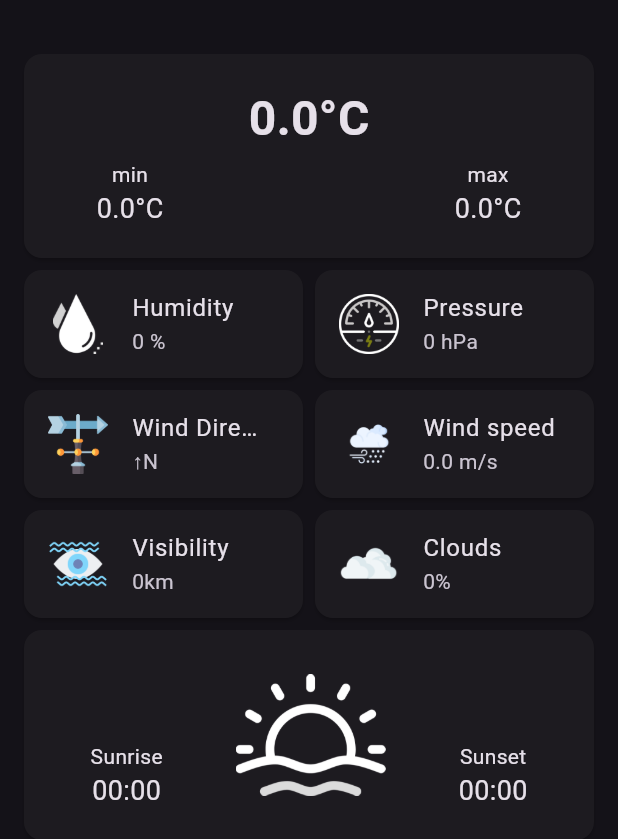
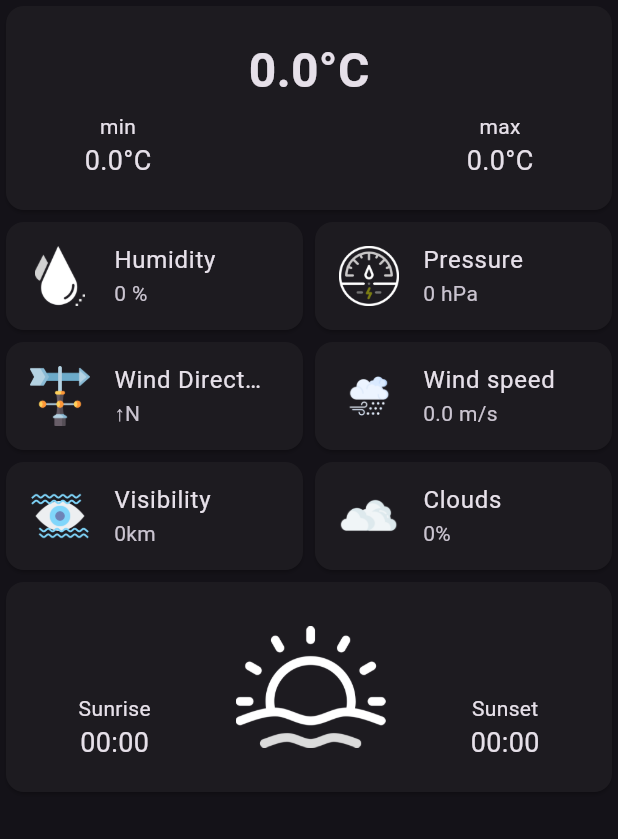
Before and after one commit to thisisprabhat/mausam, a Flutter app: the CurrentWeatherDetails widget shown alone on an empty page, opened directly with empty values, on a phone screen of 412 x 824 dp. Shown: the top 839 px of the screen. Run offline on Flutter 3.47's test engine with Material 2 defaults, Android fonts, the phone set to English and light mode, and no system bars; our stand-ins replace bloc, cloud_firestore, dio, firebase_auth, firebase_core, flutter_bloc and 4 more; accounts and stored records are empty.

Commit message:
forecast screen logic and ui implemented

```diff
--- a/lib/data/repositories/weather_repository/weather_repo.dart
+++ b/lib/data/repositories/weather_repository/weather_repo.dart
@@ -57,7 +57,7 @@ class WeatherRepo implements WeatherRepoInterface {
         throw LocationNotFound();
       }
 
-      String url = '${UrlConstants.dailyWeather}?appid=$apiKey&$param';
+      String url = '${UrlConstants.weatherForecast}?appid=$apiKey&$param';
       ColoredLog.green(url, name: 'GetWeather URL');
 
       Response response = await dio.get(url);
@@ -71,7 +71,7 @@ class WeatherRepo implements WeatherRepoInterface {
         AppExceptionHandler.throwException(null, response.statusCode);
       }
     } catch (e) {
-      ColoredLog.red(e, name: 'getWeather() error');
+      ColoredLog.red(e, name: 'getWeatherForecast() error');
       AppExceptionHandler.throwException(e);
     }
 
--- /dev/null
+++ b/lib/domain/bloc/forecast_bloc/forecast_bloc.dart
@@ -0,0 +1,78 @@
+import 'dart:async';
+
+import 'package:flutter_bloc/flutter_bloc.dart';
+
+import '/data/models/weather_model.dart';
+import '/domain/exceptions/app_exception.dart';
+import '/core/utils/get_location.dart';
+import '/data/repositories/app_repository.dart';
+import '/data/models/forecast_model.dart';
+import '/data/repositories/weather_repository/weather_repo_interface.dart';
+
+part 'forecast_event.dart';
+part 'forecast_state.dart';
+
+class ForecastBloc extends Bloc<ForecastEvent, ForecastState> {
+  String? city;
+  Coord? latLng;
+  Forecast? forecast;
+
+  final WeatherRepoInterface _repo = AppRepository().weatherRepository;
+
+  ForecastBloc() : super(ForecastStateInitial()) {
+    //! Handling events
+    on<ForecastEventGetFromCurrentLocation>(_weatherFromCurrentLocation);
+    on<ForecastEventGetFromSearchedCity>(_weatherFromSearchedCity);
+    on<ForecastEventRetry>(_retryLoading);
+  }
+
+  //! Events Logic
+  FutureOr<void> _weatherFromCurrentLocation(
+      ForecastEventGetFromCurrentLocation event,
+      Emitter<ForecastState> emit) async {
+    try {
+      emit(ForecastStateLoading());
+      final position = await determinePosition();
+      latLng = Coord(lat: position.latitude, lon: position.longitude);
+      city = null;
+      forecast = await _repo.getWeatherForecast(coord: latLng);
+      emit(ForecastStateLoadedSuccefully(forecast));
+    } on AppException catch (e) {
+      emit(ForecastStateFailedLoading(e));
+      e.print;
+    } catch (e) {
+      emit(ForecastStateFailedLoading(AppException()));
+    }
+  }
+
+  FutureOr<void> _weatherFromSearchedCity(
+      ForecastEventGetFromSearchedCity event,
+      Emitter<ForecastState> emit) async {
+    try {
+      emit(ForecastStateLoading());
+      latLng = null;
+      city = event.city;
+      forecast = await _repo.getWeatherForecast(city: city);
+      emit(ForecastStateLoadedSuccefully(forecast));
+    } on AppException catch (e) {
+      emit(ForecastStateFailedLoading(e));
+      e.print;
+    } catch (e) {
+      emit(ForecastStateFailedLoading(AppException()));
+    }
+  }
+
+  FutureOr<void> _retryLoading(
+      ForecastEventRetry event, Emitter<ForecastState> emit) async {
+    try {
+      emit(ForecastStateLoading());
+      forecast = await _repo.getWeatherForecast(city: city);
+      emit(ForecastStateLoadedSuccefully(forecast));
+    } on AppException catch (e) {
+      emit(ForecastStateFailedLoading(e));
+      e.print;
+    } catch (e) {
+      emit(ForecastStateFailedLoading(AppException()));
+    }
+  }
+}
--- /dev/null
+++ b/lib/domain/bloc/forecast_bloc/forecast_event.dart
@@ -0,0 +1,13 @@
+part of 'forecast_bloc.dart';
+
+abstract class ForecastEvent {}
+
+class ForecastEventGetFromCurrentLocation extends ForecastEvent {}
+
+class ForecastEventGetFromSearchedCity extends ForecastEvent {
+  final String city;
+
+  ForecastEventGetFromSearchedCity({required this.city});
+}
+
+class ForecastEventRetry extends ForecastEvent {}
--- /dev/null
+++ b/lib/domain/bloc/forecast_bloc/forecast_state.dart
@@ -0,0 +1,19 @@
+part of 'forecast_bloc.dart';
+
+abstract class ForecastState {}
+
+class ForecastStateInitial extends ForecastState {}
+
+class ForecastStateLoading extends ForecastState {}
+
+class ForecastStateFailedLoading extends ForecastState {
+  final AppException exception;
+
+  ForecastStateFailedLoading(this.exception);
+}
+
+class ForecastStateLoadedSuccefully extends ForecastState {
+  final Forecast? forecast;
+
+  ForecastStateLoadedSuccefully(this.forecast);
+}
--- /dev/null
+++ b/lib/presentation/screens/current_weather/components/current_weather_details.dart
@@ -0,0 +1,172 @@
+import 'package:flutter/material.dart';
+
+import '/data/models/weather_model.dart';
+
+class CurrentWeatherDetails extends StatelessWidget {
+  const CurrentWeatherDetails({
+    super.key,
+    required this.weather,
+  });
+  final DailyWeather? weather;
+
+  @override
+  Widget build(BuildContext context) {
+    final main = weather?.main;
+    return Column(
+      children: [
+        _tempDetails(main),
+        Row(
+          children: [
+            Expanded(
+              child: _infoCard(
+                title: 'Humidity',
+                subtitle: '${main?.humidity} %',
+                image: 'assets/images/humidity.png',
+              ),
+            ),
+            Expanded(
+              child: _infoCard(
+                title: 'Pressure',
+                subtitle: '${main?.pressure} hPa',
+                image: 'assets/images/pressure.png',
+              ),
+            )
+          ],
+        ),
+        Row(
+          children: [
+            Expanded(
+              child: _infoCard(
+                title: 'Wind Direction',
+                subtitle: '${weather?.wind?.dir}',
+                image: 'assets/images/direction.png',
+              ),
+            ),
+            Expanded(
+              child: _infoCard(
+                title: 'Wind speed',
+                subtitle: '${weather?.wind?.speed} m/s',
+                image: 'assets/images/wind.png',
+              ),
+            ),
+          ],
+        ),
+        Row(
+          children: [
+            Expanded(
+              child: _infoCard(
+                title: 'Visibility',
+                subtitle: '${weather?.visibility}km',
+                image: 'assets/images/visibility.png',
+              ),
+            ),
+            Expanded(
+              child: _infoCard(
+                title: 'Clouds',
+                subtitle: '${weather?.clouds?.all}%',
+                image: 'assets/images/clouds.png',
+              ),
+            ),
+          ],
+        ),
+        Card(
+          child: Padding(
+            padding: const EdgeInsets.all(20.0),
+            child: Row(
+              mainAxisAlignment: MainAxisAlignment.spaceAround,
+              crossAxisAlignment: CrossAxisAlignment.end,
+              children: [
+                Column(
+                  children: [
+                    const Text('Sunrise'),
+                    Text(
+                      '${weather?.sys?.convertedSunrise}',
+                      style: const TextStyle(fontSize: 18),
+                    ),
+                  ],
+                ),
+                Image.asset(
+                  'assets/images/sunrise.png',
+                  height: 100,
+                  width: 100,
+                ),
+                Column(
+                  children: [
+                    const Text('Sunset'),
+                    Text(
+                      '${weather?.sys?.convertedSunset}',
+                      style: const TextStyle(fontSize: 18),
+                    ),
+                  ],
+                ),
+              ],
+            ),
+          ),
+        )
+      ],
+    );
+  }
+
+  Card _infoCard(
+      {required String title,
+      required String subtitle,
+      required String image}) {
+    return Card(
+      child: ListTile(
+        leading: Image.asset(
+          image,
+          height: 40,
+          width: 40,
+        ),
+        title: Text(
+          title,
+          overflow: TextOverflow.ellipsis,
+        ),
+        subtitle: Text(
+          subtitle,
+          overflow: TextOverflow.ellipsis,
+        ),
+      ),
+    );
+  }
+
+  Card _tempDetails(Main? main) {
+    return Card(
+      child: Padding(
+        padding: const EdgeInsets.all(20.0),
+        child: Row(
+          mainAxisAlignment: MainAxisAlignment.spaceAround,
+          crossAxisAlignment: CrossAxisAlignment.end,
+          children: [
+            Column(
+              children: [
+                const Text('min'),
+                Text(
+                  '${main?.tempMin}°C',
+                  style: const TextStyle(fontSize: 18),
+                ),
+              ],
+            ),
+            Padding(
+              padding: const EdgeInsets.only(bottom: 50.0),
+              child: Text(
+                '${main?.temp}°C',
+                style:
+                    const TextStyle(fontSize: 32, fontWeight: FontWeight.bold),
+              ),
+            ),
+            Column(
+              children: [
+                const Text('max'),
+                Text(
+                  '${main?.tempMax}°C',
+                  style: const TextStyle(fontSize: 18),
+                ),
+              ],
+            ),
+          ],
+        ),
+      ),
+    );
+  }
+}
--- a/lib/presentation/screens/homescreen/components/profile.dart
+++ b/lib/presentation/screens/homescreen/components/profile.dart
@@ -18,6 +18,7 @@ class Profile extends StatelessWidget {
             return SimpleDialog(
               alignment: Alignment.topLeft,
               children: [
+                const SizedBox(height: 12),
                 const Center(
                   child: CircleAvatar(
                     radius: 50,
--- a/lib/presentation/screens/today/components/current_weather_details.dart
+++ /dev/null
@@ -1,175 +0,0 @@
-import 'package:flutter/material.dart';
-import 'package:weather_app/data/models/weather_model.dart';
-
-class CurrentWeatherDetails extends StatelessWidget {
-  const CurrentWeatherDetails({
-    super.key,
-    required this.weather,
-  });
-  final DailyWeather? weather;
-
-  @override
-  Widget build(BuildContext context) {
-    final main = weather?.main;
-    return Padding(
-      padding: const EdgeInsets.all(12.0),
-      child: Column(
-        children: [
-          const SizedBox(height: 20),
-          _tempDetails(main),
-          Row(
-            children: [
-              Expanded(
-                child: _infoCard(
-                  title: 'Humidity',
-                  subtitle: '${main?.humidity} %',
-                  image: 'assets/images/humidity.png',
-                ),
-              ),
-              Expanded(
-                child: _infoCard(
-                  title: 'Pressure',
-                  subtitle: '${main?.pressure} hPa',
-                  image: 'assets/images/pressure.png',
-                ),
-              )
-            ],
-          ),
-          Row(
-            children: [
-              Expanded(
-                child: _infoCard(
-                  title: 'Wind Direction',
-                  subtitle: '${weather?.wind?.dir}',
-                  image: 'assets/images/direction.png',
-                ),
-              ),
-              Expanded(
-                child: _infoCard(
-                  title: 'Wind speed',
-                  subtitle: '${weather?.wind?.speed} m/s',
-                  image: 'assets/images/wind.png',
-                ),
-              ),
-            ],
-          ),
-          Row(
-            children: [
-              Expanded(
-                child: _infoCard(
-                  title: 'Visibility',
-                  subtitle: '${weather?.visibility}km',
-                  image: 'assets/images/visibility.png',
-                ),
-              ),
-              Expanded(
-                child: _infoCard(
-                  title: 'Clouds',
-                  subtitle: '${weather?.clouds?.all}%',
-                  image: 'assets/images/clouds.png',
-                ),
-              ),
-            ],
-          ),
-          Card(
-            child: Padding(
-              padding: const EdgeInsets.all(20.0),
-              child: Row(
-                mainAxisAlignment: MainAxisAlignment.spaceAround,
-                crossAxisAlignment: CrossAxisAlignment.end,
-                children: [
-                  Column(
-                    children: [
-                      const Text('Sunrise'),
-                      Text(
-                        '${weather?.sys?.convertedSunrise}',
-                        style: const TextStyle(fontSize: 18),
-                      ),
-                    ],
-                  ),
-                  Image.asset(
-                    'assets/images/sunrise.png',
-                    height: 100,
-                    width: 100,
-                  ),
-                  Column(
-                    children: [
-                      const Text('Sunset'),
-                      Text(
-                        '${weather?.sys?.convertedSunset}',
-                        style: const TextStyle(fontSize: 18),
-                      ),
-                    ],
-                  ),
-                ],
-              ),
-            ),
-          )
-        ],
-      ),
-    );
-  }
-
-  Card _infoCard(
-      {required String title,
-      required String subtitle,
-      required String image}) {
-    return Card(
-      child: ListTile(
-        leading: Image.asset(
-          image,
-          height: 40,
-          width: 40,
-        ),
-        title: Text(
-          title,
-          overflow: TextOverflow.ellipsis,
-        ),
-        subtitle: Text(
-          subtitle,
-          overflow: TextOverflow.ellipsis,
-        ),
-      ),
-    );
-  }
-
-  Card _tempDetails(Main? main) {
-    return Card(
-      child: Padding(
-        padding: const EdgeInsets.all(20.0),
-        child: Row(
-          mainAxisAlignment: MainAxisAlignment.spaceAround,
-          crossAxisAlignment: CrossAxisAlignment.end,
-          children: [
-            Column(
-              children: [
-                const Text('min'),
-                Text(
-                  '${main?.tempMin}°C',
-                  style: const TextStyle(fontSize: 18),
-                ),
-              ],
-            ),
-            Padding(
-              padding: const EdgeInsets.only(bottom: 50.0),
-              child: Text(
-                '${main?.temp}°C',
-                style:
-                    const TextStyle(fontSize: 32, fontWeight: FontWeight.bold),
-              ),
-            ),
-            Column(
-              children: [
-                const Text('max'),
-                Text(
-                  '${main?.tempMax}°C',
-                  style: const TextStyle(fontSize: 18),
-                ),
-              ],
-            ),
-          ],
-        ),
-      ),
-    );
-  }
-}
--- a/lib/presentation/widgets/error_widget.dart
+++ b/lib/presentation/widgets/error_widget.dart
@@ -18,10 +18,13 @@ class CustomErrorWidget extends StatelessWidget {
         children: [
           Text(
             exception.title ?? "",
+            textAlign: TextAlign.center,
             style: Theme.of(context).textTheme.titleLarge,
           ),
+          const SizedBox(height: 10),
           Text(
             exception.message ?? "",
+            textAlign: TextAlign.center,
             style: Theme.of(context).textTheme.bodyMedium,
           ),
           if (onPressed != null) ...[
--- a/pubspec.yaml
+++ b/pubspec.yaml
@@ -32,6 +32,5 @@ flutter:
   uses-material-design: true
   assets:
     - assets/images/
-    - assets/json/
     - assets/svg/
     - .env
```
Also changed, not shown: lib/data/models/forecast_model.dart (+15 -1 lines), lib/presentation/screens/current_weather/current_weather.dart (renamed from lib/presentation/screens/today/today.dart, +16 -6 lines), lib/presentation/screens/five_days/five_days.dart (deleted, +0 -17 lines), lib/presentation/screens/forecast/components/day_card.dart (added, +71 -0 lines), lib/presentation/screens/forecast/forecast_screen.dart (added, +60 -0 lines), lib/presentation/screens/homescreen/homescreen.dart (+6 -4 lines).
